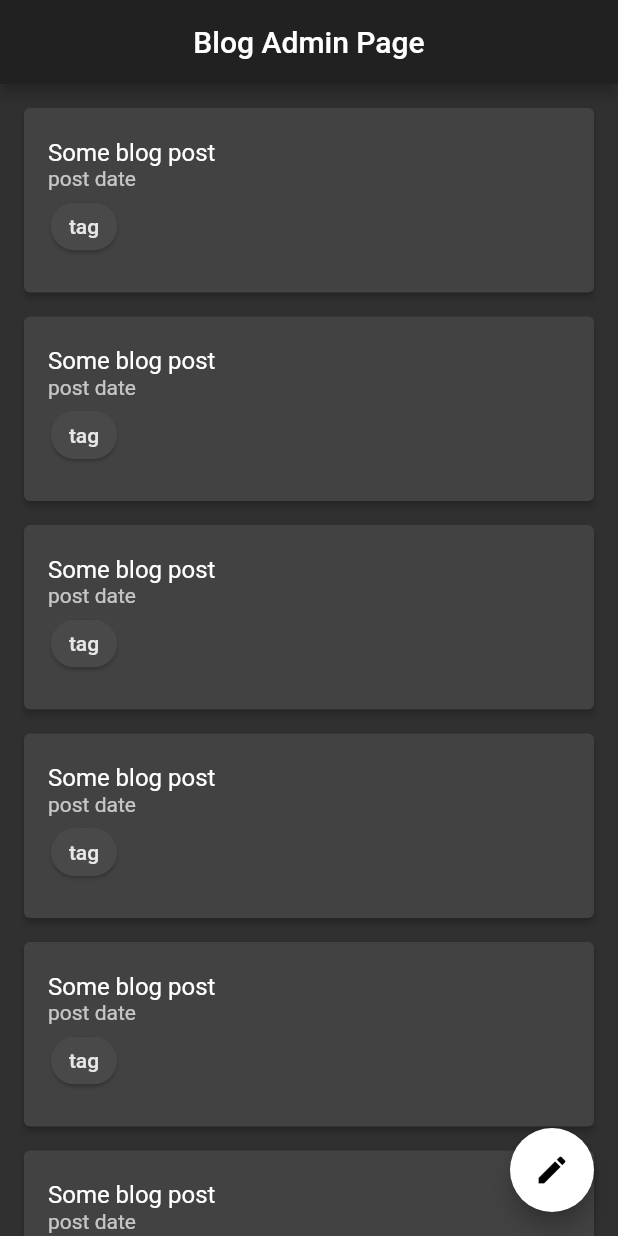
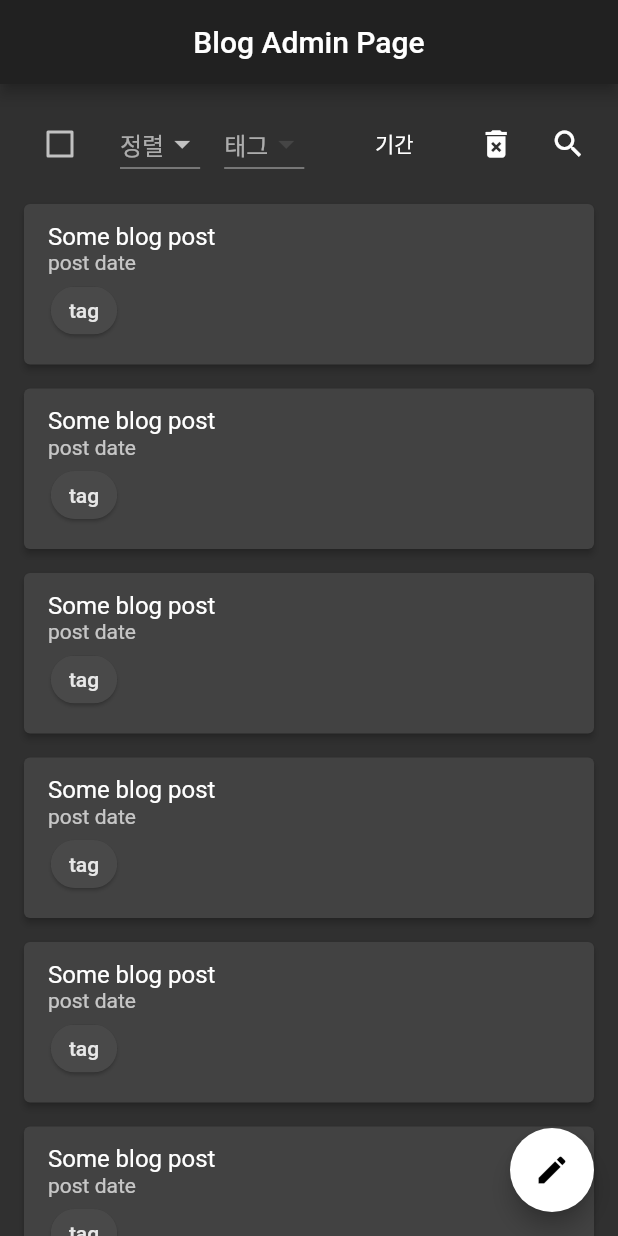
Before and after one commit to Dart-for-Apps/flutter_web_blog, a Flutter app: the screen it shows after launch, on a phone screen of 412 x 824 dp. Run offline on Flutter 3.47's test engine with Material 2 defaults, Android fonts, the phone set to English and light mode, and no system bars; our stand-ins replace built_collection, built_value, functional_widget_annotation; missing offline and left inert: aqueduct, dart:html, flutter_hooks_web, flutter_web, flutter_web_ui, provider_web; generated files the repository leaves out were written again; project files that could hold a hidden picture were left out.

Commit message:
Add main header

```diff
--- a/admin_page/lib/src/services/post_service.dart
+++ b/admin_page/lib/src/services/post_service.dart
@@ -0,0 +1,7 @@
+import 'package:flutter_web/widgets.dart';
+
+class PostService {
+  List getAllPosts() => [
+        {Title}
+      ];
+}
--- /dev/null
+++ b/admin_page/lib/src/views/components/main_header.dart
@@ -0,0 +1,83 @@
+import 'package:flutter_web/material.dart';
+
+class MainPageHeader extends Container {
+  MainPageHeader()
+      : super(
+          padding: EdgeInsets.fromLTRB(
+            16.0,
+            16.0,
+            16.0,
+            0.0,
+          ),
+          child: Row(
+            mainAxisSize: MainAxisSize.max,
+            crossAxisAlignment: CrossAxisAlignment.center,
+            children: <Widget>[
+              // 모두 선택하기,
+              Checkbox(
+                onChanged: (checked) {},
+                value: false,
+              ),
+              SizedBox(width: 16.0),
+              // 정렬하기,
+              SortPostDropDown(),
+              // 태그 고르기,
+              SizedBox(width: 16.0),
+              DropdownButton<int>(
+                items: [],
+                onChanged: (value) {},
+                hint: Text('태그'),
+              ),
+              SizedBox(width: 16.0),
+              // 기간 고르기,
+              FlatButton(
+                padding: EdgeInsets.all(8.0),
+                child: Text('기간'),
+                onPressed: () {},
+              ),
+              // 선택된 항목 지우기,
+              IconButton(
+                icon: Icon(Icons.delete_forever),
+                onPressed: () {},
+              ),
+              // 제일 끝에 검색하기
+              Spacer(),
+              IconButton(
+                icon: Icon(Icons.search),
+                onPressed: () {},
+              ),
+            ],
+          ),
+        );
+}
+
+class SortPostDropDown extends StatelessWidget {
+  const SortPostDropDown({
+    Key key,
+  }) : super(key: key);
+
+  @override
+  Widget build(BuildContext context) {
+    return DropdownButton<int>(
+      items: [
+        DropdownMenuItem(
+          child: Text('최신'),
+          value: 1,
+        ),
+        DropdownMenuItem(
+          child: Text('예전'),
+          value: 2,
+        ),
+        DropdownMenuItem(
+          child: Text('제목'),
+          value: 3,
+        ),
+      ],
+      onChanged: (value) {},
+      hint: Text(
+        '정렬',
+        textAlign: TextAlign.end,
+      ),
+    );
+  }
+}
--- a/admin_page/lib/src/views/components/post_list.dart
+++ b/admin_page/lib/src/views/components/post_list.dart
@@ -19,16 +19,22 @@ class PostCard extends Card {
           key: key,
           borderOnForeground: false,
           child: ListTile(
-            contentPadding: EdgeInsets.all(16.0),
+            contentPadding:
+                EdgeInsets.symmetric(horizontal: 16.0, vertical: 8.0),
             onTap: () {},
             onLongPress: () {},
             title: Text('Some blog post'),
             subtitle: Column(
               crossAxisAlignment: CrossAxisAlignment.start,
               mainAxisAlignment: MainAxisAlignment.spaceBetween,
+              mainAxisSize: MainAxisSize.min,
               children: <Widget>[
-                Text('post date'),
-                Chip(
+                Text(
+                  'post date',
+                  overflow: TextOverflow.ellipsis,
+                ),
+                ActionChip(
+                  onPressed: () {},
                   label: Text('tag'),
                   elevation: 1.0,
                 ),
--- a/admin_page/lib/src/views/main_page.dart
+++ b/admin_page/lib/src/views/main_page.dart
@@ -1,4 +1,5 @@
 import 'package:admin_page/src/views/components/app_bar.dart';
+import 'package:admin_page/src/views/components/main_header.dart';
 import 'package:admin_page/src/views/components/new_post_button.dart';
 import 'package:admin_page/src/views/components/post_list.dart';
 import 'package:flutter_web/material.dart';
@@ -9,7 +10,12 @@ class MainPage extends Scaffold {
   }) : super(
           key: key,
           appBar: AdminAppBar(),
-          body: BlogPostList(),
+          body: Column(
+            children: <Widget>[
+              MainPageHeader(),
+              Expanded(child: BlogPostList()),
+            ],
+          ),
           floatingActionButton: NewPostFloatingActionButton(),
         );
 }
```
Also changed, not shown: admin_page/lib/src/views/components/search_bar.dart (added).
